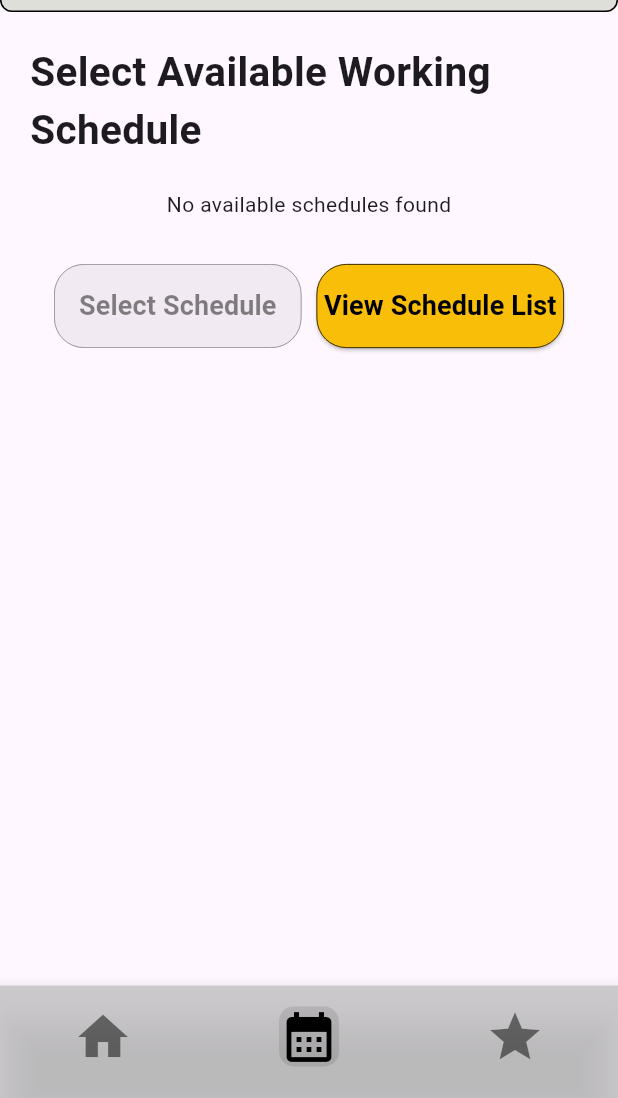
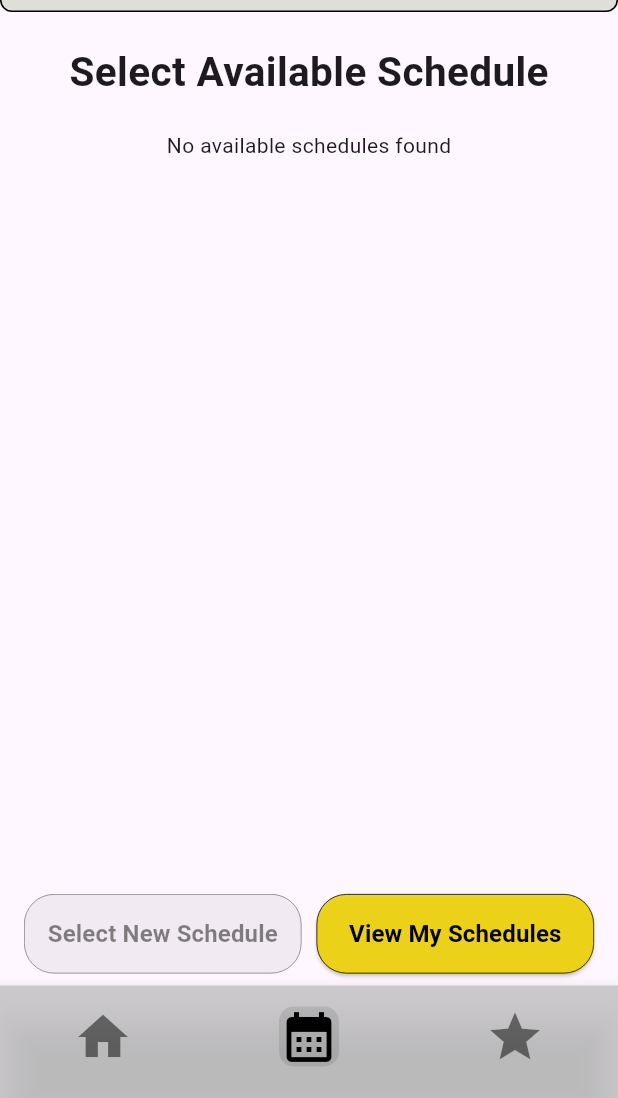
Before and after one commit to HarithZulhairi/mastergig, a Flutter app: the ForemanSelectSchedulePage screen opened directly, item 2 of the bottom bar chosen, after a tap on "Select New Schedule", on a phone screen of 412 x 824 dp, the part 138-1236 px from its top. Run offline on Flutter 3.47's test engine with Material 3 defaults, Android fonts, the phone set to English and light mode, and no system bars; our stand-ins replace cloud_firestore, firebase_core, flutter_dotenv, get, google_fonts; missing offline and left inert: flutter_stripe; accounts and stored records are empty.

Commit message:
tambah  sikit

```diff
--- a/lib/pages/manage_schedule/foremanSelectSchedulePage.dart
+++ b/lib/pages/manage_schedule/foremanSelectSchedulePage.dart
@@ -48,7 +48,7 @@ class _ForemanSelectSchedulePageState extends State<ForemanSelectSchedulePage> {
               children: [
                 const Center(
                   child: Text(
-                    'Select Available Working Schedule',
+                    'Select Available Schedule',
                     style: TextStyle(
                       fontSize: 27,
                       fontWeight: FontWeight.bold,
@@ -56,14 +56,18 @@ class _ForemanSelectSchedulePageState extends State<ForemanSelectSchedulePage> {
                   ),
                 ),
                 if (_clashMessage != null)
-                  Padding(
+                  Center(
+                    child: Padding(
                       padding: const EdgeInsets.only(top: 8),
                       child: Text(
                         _clashMessage!,
+                        textAlign: TextAlign.center,
                         style: const TextStyle(
                           fontSize: 18,
                           color: Colors.red,
                           fontWeight: FontWeight.bold,
+
+                        ),
                       ),
                     ),
                   ),
@@ -75,17 +79,56 @@ class _ForemanSelectSchedulePageState extends State<ForemanSelectSchedulePage> {
                   ...schedules.map((schedule) => _buildScheduleCard(context, schedule)),
 
                 const SizedBox(height: 30),
-
-                // Bottom buttons
+              ],
+            ),
+          );
+        },
+      ),
+      bottomNavigationBar: Column(
+        mainAxisSize: MainAxisSize.min,
+        children: [
           Padding(
-                  padding: const EdgeInsets.symmetric(horizontal: 16),
+            padding: const EdgeInsets.symmetric(horizontal: 16, vertical: 8),
             child: Row(
               children: [
                 Expanded(
                   child: Opacity(
                     opacity: 0.5,
                     child: ElevatedButton(
-                            onPressed: null,
+                      onPressed: null, // Disabled
+                      style: ElevatedButton.styleFrom(
+                        backgroundColor: const Color(0xFFF9BE08),
+                        padding: const EdgeInsets.symmetric(vertical: 15),
+                        shape: RoundedRectangleBorder(
+                          borderRadius: BorderRadius.circular(20),
+                          side: const BorderSide(
+                            color: Colors.black,
+                            width: 0.5,
+                          ),
+                        ),
+                      ),
+                      child: const Text(
+                        'Select New Schedule',
+                        style: TextStyle(
+                          color: Colors.black,
+                          fontWeight: FontWeight.bold,
+                          fontSize: 16,
+                        ),
+                      ),
+                    ),
+                  ),
+                ),
+                const SizedBox(width: 10),
+                Expanded(
+                  child: ElevatedButton(
+                    onPressed: () {
+                      Navigator.push(
+                        context,
+                        MaterialPageRoute(
+                          builder: (context) => ForemanViewSchedulePage(),
+                        ),
+                      );
+                    },
                     style: ElevatedButton.styleFrom(
                       backgroundColor: const Color(0xEEEFD30B),
                       padding: const EdgeInsets.symmetric(vertical: 15),
@@ -98,44 +141,11 @@ class _ForemanSelectSchedulePageState extends State<ForemanSelectSchedulePage> {
                       ),
                     ),
                     child: const Text(
-                              'Select Schedule',
+                      'View My Schedules',
                       style: TextStyle(
                         color: Colors.black,
                         fontWeight: FontWeight.bold,
-                                fontSize: 18,
-                              ),
-                            ),
-                          ),
-                        ),
-                      ),
-                      const SizedBox(width: 10),
-                      Expanded(
-                        child: ElevatedButton(
-                          onPressed: () {
-                            Navigator.push(
-                              context,
-                              MaterialPageRoute(
-                                builder: (context) =>  ForemanViewSchedulePage(),
-                              ),
-                            );
-                          },
-                          style: ElevatedButton.styleFrom(
-                            backgroundColor: const Color(0xFFF9BE08),
-                            padding: const EdgeInsets.symmetric(vertical: 15),
-                            shape: RoundedRectangleBorder(
-                              borderRadius: BorderRadius.circular(20),
-                              side: const BorderSide(
-                                color: Colors.black,
-                                width: 0.5,
-                              ),
-                            ),
-                          ),
-                          child: const Text(
-                            'View Schedule List',
-                            style: TextStyle(
-                              color: Colors.black,
-                              fontWeight: FontWeight.bold,
-                              fontSize: 18,
+                        fontSize: 16,
                       ),
                     ),
                   ),
@@ -143,13 +153,9 @@ class _ForemanSelectSchedulePageState extends State<ForemanSelectSchedulePage> {
               ],
             ),
           ),
-                const SizedBox(height: 20),
+          foremanFooter(context),
         ],
       ),
-          );
-        },
-      ),
-      bottomNavigationBar: foremanFooter(context),
     );
   }
 
--- a/lib/pages/manage_schedule/foremanViewSchedulePage.dart
+++ b/lib/pages/manage_schedule/foremanViewSchedulePage.dart
@@ -57,9 +57,16 @@ class ForemanViewSchedulePage extends StatelessWidget {
                   )),
 
                 const SizedBox(height: 30),
-
+              ],
+            ),
+          );
+        },
+      ),
+      bottomNavigationBar: Column(
+        mainAxisSize: MainAxisSize.min,
+        children: [
           Padding(
-                  padding: const EdgeInsets.symmetric(horizontal: 16),
+            padding: const EdgeInsets.symmetric(horizontal: 16, vertical: 8),
             child: Row(
               children: [
                 Expanded(
@@ -88,7 +95,7 @@ class ForemanViewSchedulePage extends StatelessWidget {
                       style: TextStyle(
                         color: Colors.black,
                         fontWeight: FontWeight.bold,
-                              fontSize: 18,
+                        fontSize: 16,
                       ),
                     ),
                   ),
@@ -115,7 +122,7 @@ class ForemanViewSchedulePage extends StatelessWidget {
                         style: TextStyle(
                           color: Colors.black,
                           fontWeight: FontWeight.bold,
-                                fontSize: 18,
+                          fontSize: 16,
                         ),
                       ),
                     ),
@@ -124,13 +131,9 @@ class ForemanViewSchedulePage extends StatelessWidget {
               ],
             ),
           ),
-                const SizedBox(height: 20),
+          foremanFooter(context),
         ],
       ),
-          );
-        },
-      ),
-      bottomNavigationBar: foremanFooter(context),
     );
   }
 
--- a/lib/pages/manage_schedule/ownerViewSchedulePage.dart
+++ b/lib/pages/manage_schedule/ownerViewSchedulePage.dart
@@ -50,12 +50,17 @@ class OwnerViewSchedulePage extends StatelessWidget {
                     context,
                     schedule,
                   )),
-
                 const SizedBox(height: 30),
-
-                // Bottom buttons
+              ],
+            ),
+          );
+        },
+      ),
+      bottomNavigationBar: Column(
+        mainAxisSize: MainAxisSize.min,
+        children: [
           Padding(
-                  padding: const EdgeInsets.symmetric(horizontal: 16),
+            padding: const EdgeInsets.symmetric(horizontal: 16, vertical: 8),
             child: Row(
               children: [
                 Expanded(
@@ -120,13 +125,9 @@ class OwnerViewSchedulePage extends StatelessWidget {
               ],
             ),
           ),
-                const SizedBox(height: 20),
+          ownerFooter(context),
         ],
       ),
-          );
-        },
-      ),
-      bottomNavigationBar: ownerFooter(context),
     );
   }
 
--- a/lib/widgets/ownerHeader.dart
+++ b/lib/widgets/ownerHeader.dart
@@ -55,7 +55,7 @@ AppBar ownerHeader(BuildContext context) {
       ],
     ),
     centerTitle: true,
-    backgroundColor: const Color(0xFFFFF18E),
+    backgroundColor: const Color(0xFFFFC100),
     elevation: 0,
     toolbarHeight: 100,
     shape: const RoundedRectangleBorder(
```
Lines whose indentation alone changed are shown as unchanged.
